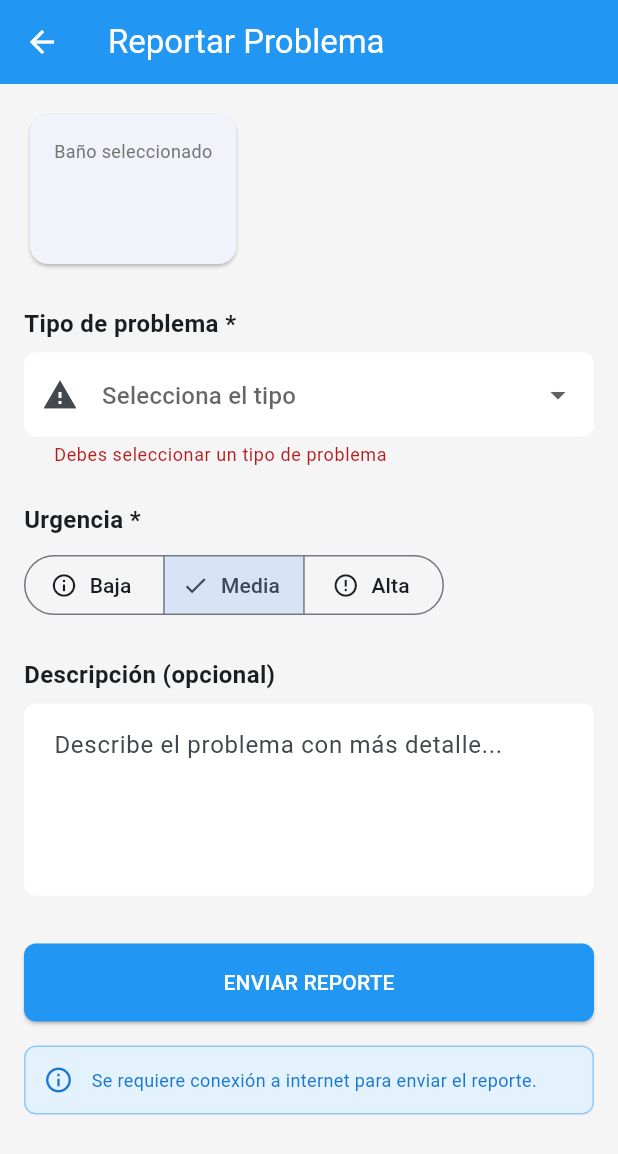
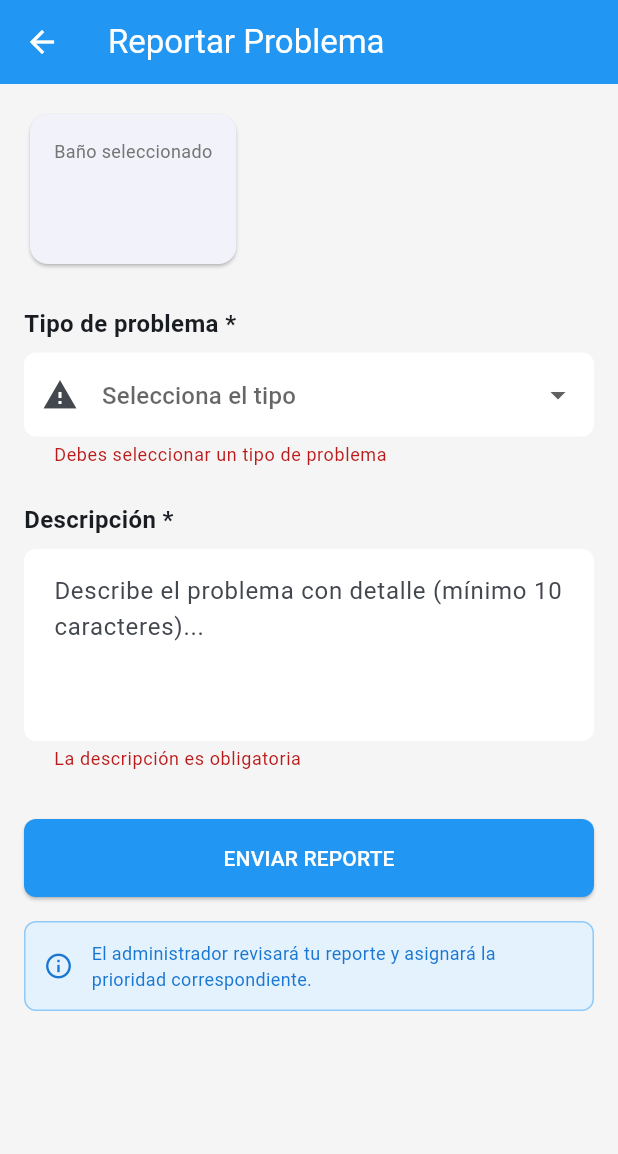
Before and after one commit to brayan58/ug-bathfinder-app, a Flutter app: the CreateReportePage screen opened directly with empty values, after a tap on "ENVIAR REPORTE", on a phone screen of 412 x 824 dp. Shown: the top 1154 px of the screen. Run offline on Flutter 3.47's test engine with Material 3 defaults, Android fonts, the phone set to English and light mode, and no system bars; our stand-ins replace dio, geolocator, google_maps_flutter, shared_preferences; missing offline and left inert: flutter_polyline_points; accounts and stored records are empty.

Commit message:
Update reporte

```diff
--- a/lib/data/models/reporte_model.dart
+++ b/lib/data/models/reporte_model.dart
@@ -4,7 +4,7 @@ class ReporteModel {
   final int id;
   final String tipo;
   final String? descripcion;
-  final String urgencia;
+  final String? urgencia;
   final String estado;
   final DateTime fechaCreacion;
   final DateTime? fechaResolucion;
@@ -28,7 +28,7 @@ class ReporteModel {
     required this.id,
     required this.tipo,
     this.descripcion,
-    required this.urgencia,
+    this.urgencia,
     required this.estado,
     required this.fechaCreacion,
     this.fechaResolucion,
@@ -102,4 +102,21 @@ class ReporteModel {
     }
     return banoCodigo ?? '';
   }
+
+
+  String get urgenciaTexto {
+    if (urgencia == null || urgencia!.isEmpty) {
+      return 'Sin asignar';
+    }
+    switch (urgencia) {
+      case 'baja':
+        return 'Baja';
+      case 'media':
+        return 'Media';
+      case 'alta':
+        return 'Alta';
+      default:
+        return urgencia!;
+    }
+  }
 }
--- a/lib/data/repositories/reportes_repository.dart
+++ b/lib/data/repositories/reportes_repository.dart
@@ -3,16 +3,14 @@ import '../services/api_service.dart';
 import '../models/reporte_model.dart';
 import '../../core/constants/api_constants.dart';
 
-
 class ReportesRepository {
   final ApiService _apiService = ApiService();
 
-  /// Crea un nuevo reporte
   /// Requiere conexión a internet
   Future<Map<String, dynamic>> createReporte({
     required int banoId,
     required String tipo,
-    required String urgencia,
+    String? urgencia,
     String? descripcion,
   }) async {
     try {
@@ -20,14 +18,20 @@ class ReportesRepository {
 
       print('📝 Creando reporte para baño ID: $banoId');
 
+      final body = {
+        'bano_id': banoId,
+        'tipo': tipo,
+        'descripcion': descripcion,
+      };
+
+      // Solo agregar urgencia si no es null
+      if (urgencia != null) {
+        body['urgencia'] = urgencia;
+      }
+
       final response = await _apiService.post(
         ApiConstants.createReporte,
-        {
-          'bano_id': banoId,
-          'tipo': tipo,
-          'urgencia': urgencia,
-          'descripcion': descripcion,
-        },
+        body,
       );
 
       print('✅ Reporte creado: ${response.statusCode}');
@@ -35,20 +39,25 @@ class ReportesRepository {
       if (response.data['success'] == true) {
         return {'success': true, 'message': response.data['message']};
       } else {
-        return {'success': false, 'error': response.data['error'] ?? 'Error desconocido'};
+        return {
+          'success': false,
+          'error': response.data['error'] ?? 'Error desconocido'
+        };
       }
     } on NoConnectionException catch (_) {
-      print('📴 Sin conexión al crear reporte');
+      print('🔴 Sin conexión al crear reporte');
       return {
         'success': false,
-        'error': 'Sin conexión a internet.\n\nConéctate a una red WiFi o datos móviles para enviar el reporte.',
+        'error':
+            'Sin conexión a internet.\n\nConéctate a una red WiFi o datos móviles para enviar el reporte.',
         'isConnectionError': true,
       };
     } on ConnectionTimeoutException catch (_) {
       print('⏰ Timeout al crear reporte');
       return {
         'success': false,
-        'error': 'El servidor tardó demasiado en responder.\n\nIntenta de nuevo en unos momentos.',
+        'error':
+            'El servidor tardó demasiado en responder.\n\nIntenta de nuevo en unos momentos.',
         'isConnectionError': true,
       };
     } on DioException catch (e) {
@@ -80,7 +89,8 @@ class ReportesRepository {
 
       if (response.data['success'] == true) {
         final List<dynamic> reportesJson = response.data['data'];
-        final reportes = reportesJson.map((json) => ReporteModel.fromJson(json)).toList();
+        final reportes =
+            reportesJson.map((json) => ReporteModel.fromJson(json)).toList();
 
         print('📋 Reportes obtenidos: ${reportes.length}');
 
@@ -97,7 +107,7 @@ class ReportesRepository {
         );
       }
     } on NoConnectionException catch (_) {
-      print('📴 Sin conexión al obtener reportes');
+      print('🔴 Sin conexión al obtener reportes');
       return ReportesResult(
         reportes: [],
         isSuccess: false,
--- a/lib/features/reports/pages/create_reporte_page.dart
+++ b/lib/features/reports/pages/create_reporte_page.dart
@@ -4,7 +4,6 @@ import '../providers/reportes_provider.dart';
 import '../../../data/models/bano_model.dart';
 import '../../../core/constants/app_colors.dart';
 import '../../../core/constants/app_strings.dart';
-
 
 class CreateReportePage extends StatefulWidget {
   final BanoModel bano;
@@ -20,7 +19,6 @@ class _CreateReportePageState extends State<CreateReportePage> {
   final _descripcionController = TextEditingController();
 
   String? _selectedTipo;
-  String _selectedUrgencia = 'media';
 
   final Map<String, String> _tipos = {
     'limpieza': AppStrings.tipoLimpieza,
@@ -115,42 +113,9 @@ class _CreateReportePageState extends State<CreateReportePage> {
               ),
               const SizedBox(height: 24),
 
-              // Urgencia
-              const Text(
-                'Urgencia *',
-                style: TextStyle(fontSize: 16, fontWeight: FontWeight.bold),
-              ),
-              const SizedBox(height: 8),
-              SegmentedButton<String>(
-                segments: const [
-                  ButtonSegment(
-                    value: 'baja',
-                    label: Text('Baja'),
-                    icon: Icon(Icons.info_outline),
-                  ),
-                  ButtonSegment(
-                    value: 'media',
-                    label: Text('Media'),
-                    icon: Icon(Icons.warning_amber),
-                  ),
-                  ButtonSegment(
-                    value: 'alta',
-                    label: Text('Alta'),
-                    icon: Icon(Icons.error_outline),
-                  ),
-                ],
-                selected: {_selectedUrgencia},
-                onSelectionChanged: (Set<String> newSelection) {
-                  setState(() {
-                    _selectedUrgencia = newSelection.first;
-                  });
-                },
-              ),
-              const SizedBox(height: 24),
-
               // Descripción
               const Text(
-                'Descripción (opcional)',
+                'Descripción *',
                 style: TextStyle(fontSize: 16, fontWeight: FontWeight.bold),
               ),
               const SizedBox(height: 8),
@@ -158,9 +123,19 @@ class _CreateReportePageState extends State<CreateReportePage> {
                 controller: _descripcionController,
                 maxLines: 4,
                 decoration: const InputDecoration(
-                  hintText: 'Describe el problema con más detalle...',
+                  hintText:
+                      'Describe el problema con detalle (mínimo 10 caracteres)...',
                   alignLabelWithHint: true,
                 ),
+                validator: (value) {
+                  if (value == null || value.trim().isEmpty) {
+                    return 'La descripción es obligatoria';
+                  }
+                  if (value.trim().length < 10) {
+                    return 'La descripción debe tener al menos 10 caracteres';
+                  }
+                  return null;
+                },
               ),
               const SizedBox(height: 32),
 
@@ -188,7 +163,7 @@ class _CreateReportePageState extends State<CreateReportePage> {
                 },
               ),
 
-              // Nota sobre conexión
+              // Nota informativa
               const SizedBox(height: 16),
               Container(
                 padding: const EdgeInsets.all(12),
@@ -199,11 +174,12 @@ class _CreateReportePageState extends State<CreateReportePage> {
                 ),
                 child: Row(
                   children: [
-                    Icon(Icons.info_outline, color: Colors.blue.shade700, size: 20),
+                    Icon(Icons.info_outline,
+                        color: Colors.blue.shade700, size: 20),
                     const SizedBox(width: 12),
                     Expanded(
                       child: Text(
-                        'Se requiere conexión a internet para enviar el reporte.',
+                        'El administrador revisará tu reporte y asignará la prioridad correspondiente.',
                         style: TextStyle(
                           fontSize: 12,
                           color: Colors.blue.shade700,
@@ -226,10 +202,8 @@ class _CreateReportePageState extends State<CreateReportePage> {
     final success = await provider.createReporte(
       banoId: widget.bano.id,
       tipo: _selectedTipo!,
-      urgencia: _selectedUrgencia,
-      descripcion: _descripcionController.text.trim().isEmpty
-          ? null
-          : _descripcionController.text.trim(),
+      urgencia: '', //  String vacío - Admin la asignará después
+      descripcion: _descripcionController.text.trim(),
     );
 
     if (!mounted) return;
@@ -238,14 +212,17 @@ class _CreateReportePageState extends State<CreateReportePage> {
       Navigator.pop(context);
       ScaffoldMessenger.of(context).showSnackBar(
         const SnackBar(
-          content: Text('✅ Reporte enviado exitosamente'),
+          content:
+              Text('✅ Reporte enviado. El administrador lo revisará pronto.'),
           backgroundColor: AppColors.success,
+          duration: Duration(seconds: 3),
         ),
       );
     } else {
-      // Mostrar diálogo de error más visible si es error de conexión
+      // Mostrar diálogo de error si es error de conexión
       if (provider.isConnectionError) {
-        _showConnectionErrorDialog(provider.errorMessage ?? 'Error de conexión');
+        _showConnectionErrorDialog(
+            provider.errorMessage ?? 'Error de conexión');
       } else {
         ScaffoldMessenger.of(context).showSnackBar(
           SnackBar(
--- a/lib/features/reports/providers/reportes_provider.dart
+++ b/lib/features/reports/providers/reportes_provider.dart
@@ -1,7 +1,6 @@
 import 'package:flutter/material.dart';
 import '../../../data/repositories/reportes_repository.dart';
 import '../../../data/models/reporte_model.dart';
-
 
 class ReportesProvider with ChangeNotifier {
   final ReportesRepository _reportesRepository = ReportesRepository();
@@ -20,7 +19,7 @@ class ReportesProvider with ChangeNotifier {
   Future<bool> createReporte({
     required int banoId,
     required String tipo,
-    required String urgencia,
+    String? urgencia,
     String? descripcion,
   }) async {
     _isLoading = true;
@@ -31,19 +30,16 @@ class ReportesProvider with ChangeNotifier {
     final result = await _reportesRepository.createReporte(
       banoId: banoId,
       tipo: tipo,
-      urgencia: urgencia,
+      urgencia: urgencia, // Puede ser null
       descripcion: descripcion,
     );
 
     _isLoading = false;
 
     if (result['success'] == true) {
-      // Intentar recargar reportes (si falla, no es crítico)
       try {
         await loadMyReportes();
-      } catch (_) {
-        // Ignorar error al recargar
-      }
+      } catch (_) {}
       notifyListeners();
       return true;
     } else {
@@ -72,7 +68,7 @@ class ReportesProvider with ChangeNotifier {
     } else {
       _errorMessage = result.message;
       _isConnectionError = result.isConnectionError;
-      // Mantener reportes anteriores si los hay
+
     }
 
     notifyListeners();
```
Also changed, not shown: lib/features/map/pages/map_page.dart (+12 -5 lines), lib/features/map/providers/map_provider.dart (+21 -11 lines), lib/features/map/widgets/filter_bottom_sheet.dart (+18 -1 lines), lib/features/reports/pages/my_reportes_page.dart (+19 -10 lines), 1 other file.
